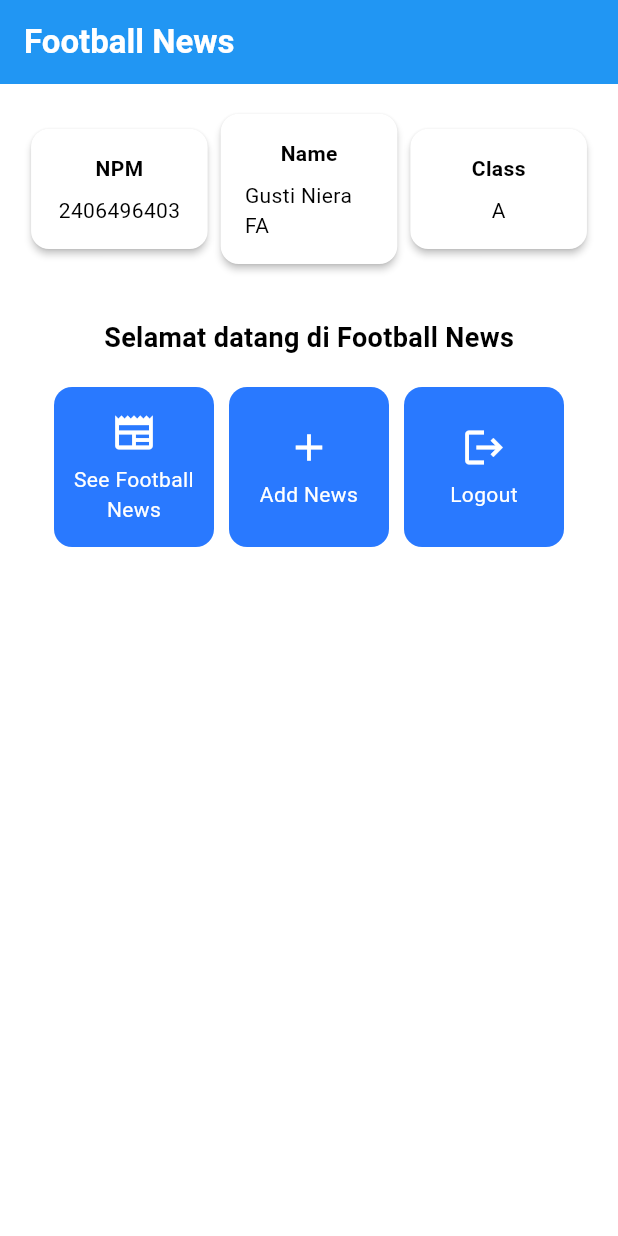
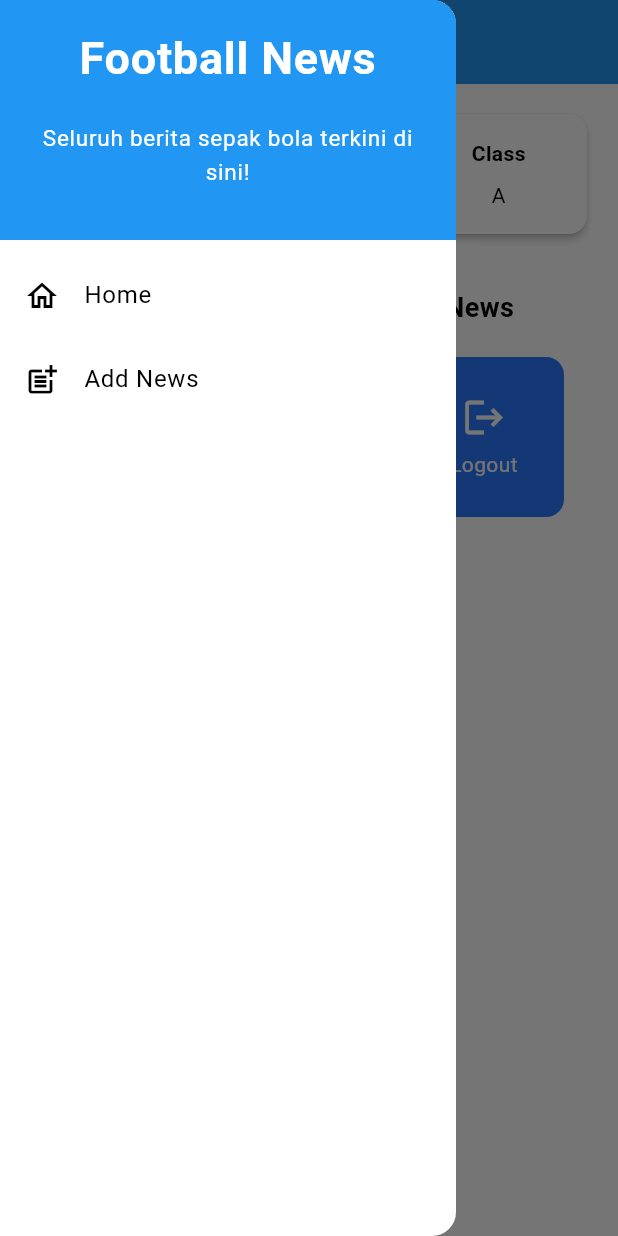
Before and after one commit to gstniera/football-news-mobile, a Flutter app: the screen it shows after launch, with the side drawer open (before the commit the screen has no drawer), on a phone screen of 412 x 824 dp. Run offline on Flutter 3.47's test engine with Material 3 defaults, Android fonts, the phone set to English and light mode, and no system bars.

Commit message:
Menyelesaikan Tutorial 7

```diff
--- a/lib/main.dart
+++ b/lib/main.dart
@@ -1,5 +1,5 @@
 import 'package:flutter/material.dart';
-import 'package:football_news/menu.dart';
+import 'package:football_news/screens/menu.dart';
 
 void main() {
   runApp(const MyApp());
--- a/lib/menu.dart
+++ b/lib/screens/menu.dart
@@ -1,11 +1,15 @@
 import 'package:flutter/material.dart';
+// Import drawer widget
+import 'package:football_news/widgets/left_drawer.dart';
+import 'package:football_news/widgets/news_card.dart';
 
 class MyHomePage extends StatelessWidget {
   MyHomePage({super.key});
 
-  final String nama = "Gusti Niera FA"; //nama
-  final String npm = "2406496403"; //npm
+  final String nama = "Febriyanti"; //nama
+  final String npm = "2406496214"; //npm
   final String kelas = "A"; //kelas
+
   final List<ItemHomepage> items = [
     ItemHomepage("See Football News", Icons.newspaper),
     ItemHomepage("Add News", Icons.add),
@@ -16,7 +20,6 @@ class MyHomePage extends StatelessWidget {
   Widget build(BuildContext context) {
     // Scaffold menyediakan struktur dasar halaman dengan AppBar dan body.
     return Scaffold(
-      // AppBar adalah bagian atas halaman yang menampilkan judul.
       appBar: AppBar(
         // Judul aplikasi "Football News" dengan teks putih dan tebal.
         title: const Text(
@@ -26,6 +29,7 @@ class MyHomePage extends StatelessWidget {
         // Warna latar belakang AppBar diambil dari skema warna tema aplikasi.
         backgroundColor: Theme.of(context).colorScheme.primary,
       ),
+      drawer: LeftDrawer(),
       // Body halaman dengan padding di sekelilingnya.
       body: Padding(
         padding: const EdgeInsets.all(16.0),
@@ -126,54 +130,3 @@ class ItemHomepage {
 
   ItemHomepage(this.name, this.icon);
 }
-
-class ItemCard extends StatelessWidget {
-  // Menampilkan kartu dengan ikon dan nama.
-
-  final ItemHomepage item;
-
-  const ItemCard(this.item, {super.key});
-
-  @override
-  Widget build(BuildContext context) {
-    return Material(
-      // Menentukan warna latar belakang dari tema aplikasi.
-      color: Theme.of(context).colorScheme.secondary,
-      // Membuat sudut kartu melengkung.
-      borderRadius: BorderRadius.circular(12),
-
-      child: InkWell(
-        // Aksi ketika kartu ditekan.
-        onTap: () {
-          // Menampilkan pesan SnackBar saat kartu ditekan.
-          ScaffoldMessenger.of(context)
-            ..hideCurrentSnackBar()
-            ..showSnackBar(
-              SnackBar(
-                content: Text("Kamu telah menekan tombol ${item.name}!"),
-              ),
-            );
-        },
-        // Container untuk menyimpan Icon dan Text
-        child: Container(
-          padding: const EdgeInsets.all(8),
-          child: Center(
-            child: Column(
-              // Menyusun ikon dan teks di tengah kartu.
-              mainAxisAlignment: MainAxisAlignment.center,
-              children: [
-                Icon(item.icon, color: Colors.white, size: 30.0),
-                const Padding(padding: EdgeInsets.all(3)),
-                Text(
-                  item.name,
-                  textAlign: TextAlign.center,
-                  style: const TextStyle(color: Colors.white),
-                ),
-              ],
-            ),
-          ),
-        ),
-      ),
-    );
-  }
-}
--- /dev/null
+++ b/lib/widgets/left_drawer.dart
@@ -0,0 +1,66 @@
+import 'package:flutter/material.dart';
+import 'package:football_news/screens/menu.dart';
+import 'package:football_news/screens/newlist_form.dart';
+
+class LeftDrawer extends StatelessWidget {
+  const LeftDrawer({super.key});
+
+  @override
+  Widget build(BuildContext context) {
+    return Drawer(
+      child: ListView(
+        children: [
+          const DrawerHeader(
+            decoration: BoxDecoration(color: Colors.blue),
+            child: Column(
+              children: [
+                Text(
+                  'Football News',
+                  textAlign: TextAlign.center,
+                  style: TextStyle(
+                    fontSize: 30,
+                    fontWeight: FontWeight.bold,
+                    color: Colors.white,
+                  ),
+                ),
+                Padding(padding: EdgeInsets.all(10)),
+                Text(
+                  "Seluruh berita sepak bola terkini di sini!",
+                  textAlign: TextAlign.center, // center alignment
+                  style: TextStyle(
+                    fontSize: 15, // font ukuran 15
+                    color: Colors.white, // warna putih
+                    fontWeight: FontWeight.normal, // weight biasa
+                  ),
+                ),
+              ],
+            ),
+          ),
+          ListTile(
+            leading: const Icon(Icons.home_outlined),
+            title: const Text('Home'),
+            // Bagian redirection ke MyHomePage
+            onTap: () {
+              Navigator.pushReplacement(
+                context,
+                MaterialPageRoute(builder: (context) => MyHomePage()),
+              );
+            },
+          ),
+          ListTile(
+            leading: const Icon(Icons.post_add),
+            title: const Text('Add News'),
+            // Bagian redirection ke NewsFormPage
+            onTap: () {
+              Navigator.push(
+                context,
+                MaterialPageRoute(builder: (context) => const NewsFormPage()),
+              );
+            },
+          ),
+          // TODO: Buat ListTile baru untuk ke halaman melihat news
+        ],
+      ),
+    );
+  }
+}
--- /dev/null
+++ b/lib/widgets/news_card.dart
@@ -0,0 +1,62 @@
+import 'package:flutter/material.dart';
+import 'package:football_news/screens/newlist_form.dart';
+import 'package:football_news/screens/menu.dart';
+
+class ItemCard extends StatelessWidget {
+  // Menampilkan kartu dengan ikon dan nama.
+
+  final ItemHomepage item;
+
+  const ItemCard(this.item, {super.key});
+
+  @override
+  Widget build(BuildContext context) {
+    return Material(
+      // Menentukan warna latar belakang dari tema aplikasi.
+      color: Theme.of(context).colorScheme.secondary,
+      // Membuat sudut kartu melengkung.
+      borderRadius: BorderRadius.circular(12),
+
+      child: InkWell(
+        // Aksi ketika kartu ditekan.
+        onTap: () {
+          // Memunculkan SnackBar ketika diklik
+          ScaffoldMessenger.of(context)
+            ..hideCurrentSnackBar()
+            ..showSnackBar(
+              SnackBar(
+                content: Text("Kamu telah menekan tombol ${item.name}!"),
+              ),
+            );
+
+          // Navigate ke route yang sesuai (tergantung jenis tombol)
+          if (item.name == "Tambah Berita") {
+            Navigator.push(
+              context,
+              MaterialPageRoute(builder: (context) => const NewsFormPage()),
+            );
+          }
+        },
+        // Container untuk menyimpan Icon dan Text
+        child: Container(
+          padding: const EdgeInsets.all(8),
+          child: Center(
+            child: Column(
+              // Menyusun ikon dan teks di tengah kartu.
+              mainAxisAlignment: MainAxisAlignment.center,
+              children: [
+                Icon(item.icon, color: Colors.white, size: 30.0),
+                const Padding(padding: EdgeInsets.all(3)),
+                Text(
+                  item.name,
+                  textAlign: TextAlign.center,
+                  style: const TextStyle(color: Colors.white),
+                ),
+              ],
+            ),
+          ),
+        ),
+      ),
+    );
+  }
+}
```
Also changed, not shown: lib/screens/newlist_form.dart (added, +211 -0 lines).
